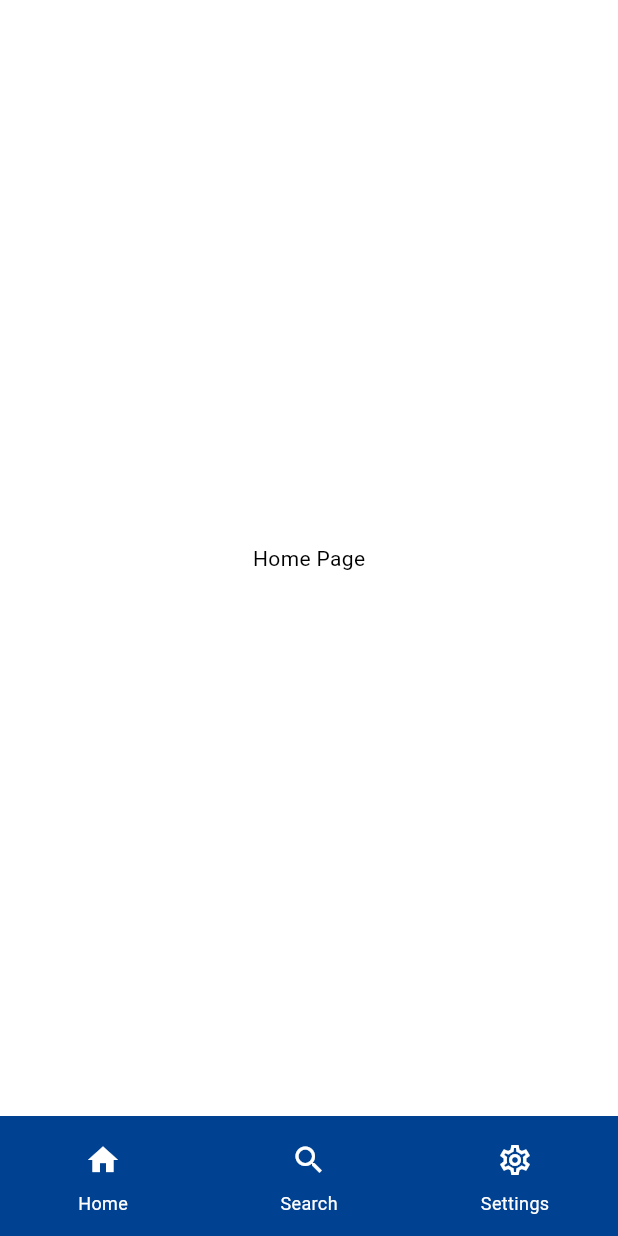
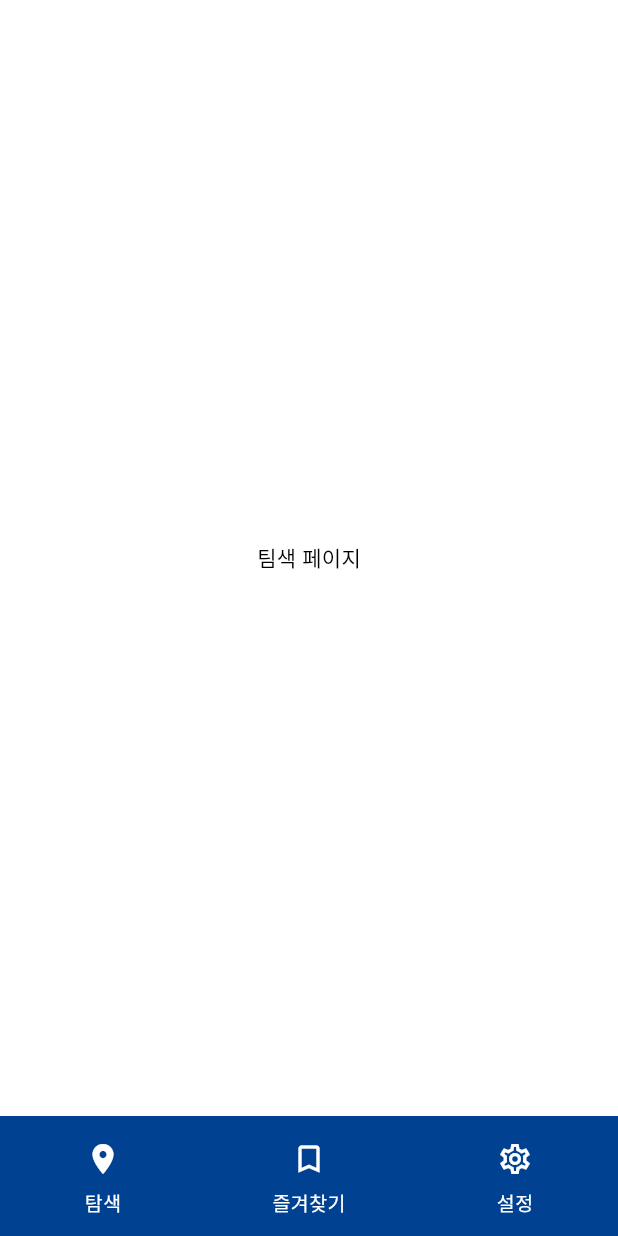
Before and after one commit to KAIST-Map/Kaist-Map-App, a Flutter app: the screen it shows after launch, on a phone screen of 412 x 824 dp. Run offline on Flutter 3.47's test engine with Material 3 defaults, Android fonts, the phone set to English and light mode, and no system bars; Roboto replaces fonts that are missing (Pretendard).

Commit message:
탐색/즐겨찾기/설정정

```diff
--- a/lib/main.dart
+++ b/lib/main.dart
@@ -23,7 +23,7 @@ class KMapMain extends StatelessWidget {
           indicatorColor: primaryColor.shade700,
           surfaceTintColor: primaryColor.shade700,
           iconTheme: WidgetStateProperty.all(const IconThemeData(color: KMapColors.white)),
-          labelTextStyle: WidgetStateProperty.all(const TextStyle(color: KMapColors.white, fontSize: 12)),
+          labelTextStyle: WidgetStateProperty.all(const TextStyle(color: KMapColors.white, fontSize: 13, fontWeight: FontWeight.w500)),
         ),
       ),
       home: const Scaffold(
--- a/lib/navigation/layout.dart
+++ b/lib/navigation/layout.dart
@@ -27,19 +27,19 @@ class _KMapNavigationState extends State<KMapNavigation> {
         selectedIndex: _selectedIndex,
         destinations: const <Widget>[
           NavigationDestination(
-            selectedIcon: Icon(Icons.home),
-            icon: Icon(Icons.home_outlined),
-            label: 'Home',
+            selectedIcon: Icon(Icons.location_on),
+            icon: Icon(Icons.location_on_outlined),
+            label: '탐색',
           ),
           NavigationDestination(
-            selectedIcon: Icon(Icons.search),
-            icon: Icon(Icons.search_outlined),
-            label: 'Search',
+            selectedIcon: Icon(Icons.bookmark),
+            icon: Icon(Icons.bookmark_outline),
+            label: '즐겨찾기',
           ),
           NavigationDestination(
             selectedIcon: Icon(Icons.settings),
             icon: Icon(Icons.settings_outlined),
-            label: 'Settings',
+            label: '설정',
           ),
         ],
       ),
@@ -49,13 +49,13 @@ class _KMapNavigationState extends State<KMapNavigation> {
   Widget _getSelectedWidget(int index) {
     switch (index) {
       case 0:
-        return Text('Home Page');
+        return const Text('팀색 페이지');
       case 1:
-        return Text('Search Page');
+        return const Text('즐겨찾기');
       case 2:
-        return Text('Settings Page');
+        return const Text('설정 페이지');
       default:
-        return Text('Home Page');
+        return const Text('탐색 페이지');
     }
   }
 }
```
